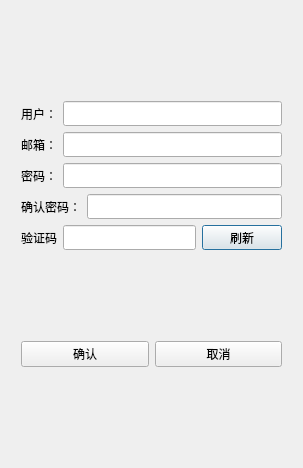
Old version of the form registerdialog.ui in the repository RIchard-0209/Instance-Messaging.
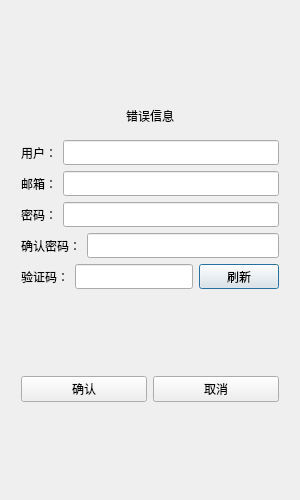
New version of the form.

What changed in the file:
```diff
--- a/registerdialog.ui
+++ b/registerdialog.ui
@@ -6,10 +6,22 @@
    <rect>
     <x>0</x>
     <y>0</y>
-    <width>303</width>
-    <height>468</height>
+    <width>300</width>
+    <height>500</height>
    </rect>
   </property>
+  <property name="minimumSize">
+   <size>
+    <width>300</width>
+    <height>500</height>
+   </size>
+  </property>
+  <property name="maximumSize">
+   <size>
+    <width>300</width>
+    <height>500</height>
+   </size>
+  </property>
   <property name="windowTitle">
    <string>Dialog</string>
   </property>
@@ -41,6 +53,28 @@
        </property>
       </spacer>
      </item>
+     <item>
+      <widget class="QWidget" name="widget" native="true">
+       <property name="minimumSize">
+        <size>
+         <width>30</width>
+         <height>30</height>
+        </size>
+       </property>
+       <layout class="QVBoxLayout" name="verticalLayout_2">
+        <item>
+         <widget class="QLabel" name="err_tip">
+          <property name="text">
+           <string>错误信息</string>
+          </property>
+          <property name="alignment">
+           <set>Qt::AlignmentFlag::AlignCenter</set>
+          </property>
+         </widget>
+        </item>
+       </layout>
+      </widget>
+     </item>
      <item>
       <layout class="QHBoxLayout" name="horizontalLayout">
        <item>
@@ -214,7 +248,7 @@
           </size>
          </property>
          <property name="text">
-          <string>验证码</string>
+          <string>验证码：</string>
          </property>
         </widget>
        </item>
```
